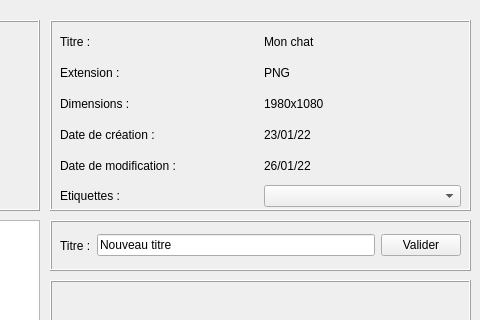
The window that projet/modifinformations.ui (BlackFox3000/M1-IHM-Project) describes before a commit, drawn with Qt 5; both pictures show x 320 to 800 and y 0 to 320 of the 800 by 550 pixel window.
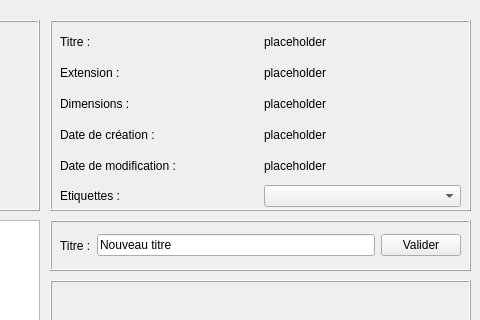
The same window after the commit.

The edit to the form file:
```diff
--- a/projet/modifinformations.ui
+++ b/projet/modifinformations.ui
@@ -90,14 +90,14 @@
      <item row="0" column="1">
       <widget class="QLabel" name="label_titre">
        <property name="text">
-        <string>Mon chat</string>
+        <string>placeholder</string>
        </property>
       </widget>
      </item>
      <item row="2" column="1">
       <widget class="QLabel" name="label_dimensions">
        <property name="text">
-        <string>1980x1080</string>
+        <string>placeholder</string>
        </property>
       </widget>
      </item>
@@ -161,7 +161,7 @@
      <item row="1" column="1">
       <widget class="QLabel" name="label_extension">
        <property name="text">
-        <string>PNG</string>
+        <string>placeholder</string>
        </property>
       </widget>
      </item>
@@ -175,14 +175,14 @@
      <item row="3" column="1">
       <widget class="QLabel" name="label_10">
        <property name="text">
-        <string>23/01/22</string>
+        <string>placeholder</string>
        </property>
       </widget>
      </item>
      <item row="4" column="1">
       <widget class="QLabel" name="label_11">
        <property name="text">
-        <string>26/01/22</string>
+        <string>placeholder</string>
        </property>
       </widget>
      </item>
```
Left out of the diff: 4 changed lines with no effect on the pictures.
